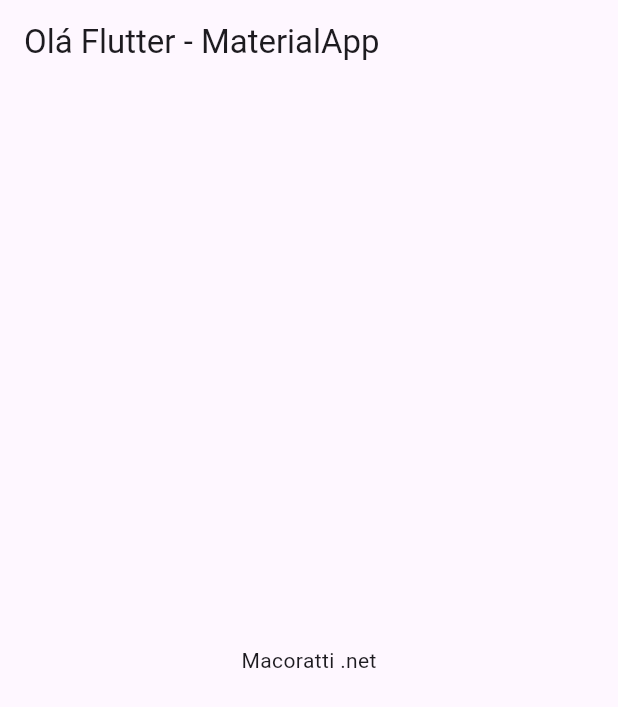
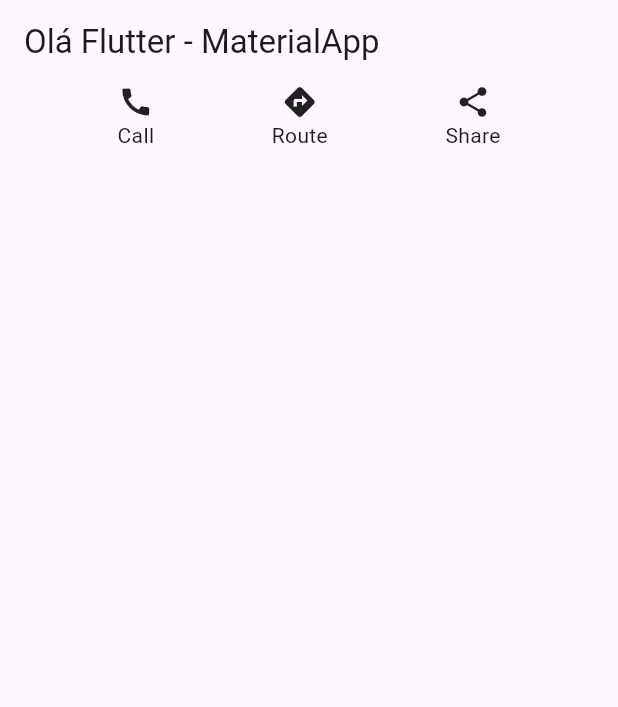
Before and after one commit to MariLFO/estacio-mundo4-missao-nivel-2, a Flutter app: the screen it shows after launch, on a phone screen of 412 x 824 dp. Shown: the top 707 px of the screen. Run offline on Flutter 3.47's test engine with Material 3 defaults, Android fonts, the phone set to English and light mode, and no system bars.

Commit message:
MicroAtividade 3

```diff
--- a/MicroAtividades/my_app/lib/main.dart
+++ b/MicroAtividades/my_app/lib/main.dart
@@ -19,7 +19,21 @@ class StatelessWidgetExemplo extends StatelessWidget {
         title: Text(_appBarTitle),
       ),
       body: Center(
-        child: Text('Macoratti .net'),
+        child: // Exemplo de uma linha (Row) com três colunas
+        Row(
+          mainAxisAlignment: MainAxisAlignment.spaceEvenly,
+          children: [
+            Column(
+              children: <Widget>[Icon(Icons.call), Text('Call')],
+            ),
+            Column(
+              children: <Widget>[Icon(Icons.directions), Text('Route')],
+            ),
+            Column(
+              children: <Widget>[Icon(Icons.share), Text('Share')],
+            ),
+          ],
+        )
       ),
     );
   }
```
